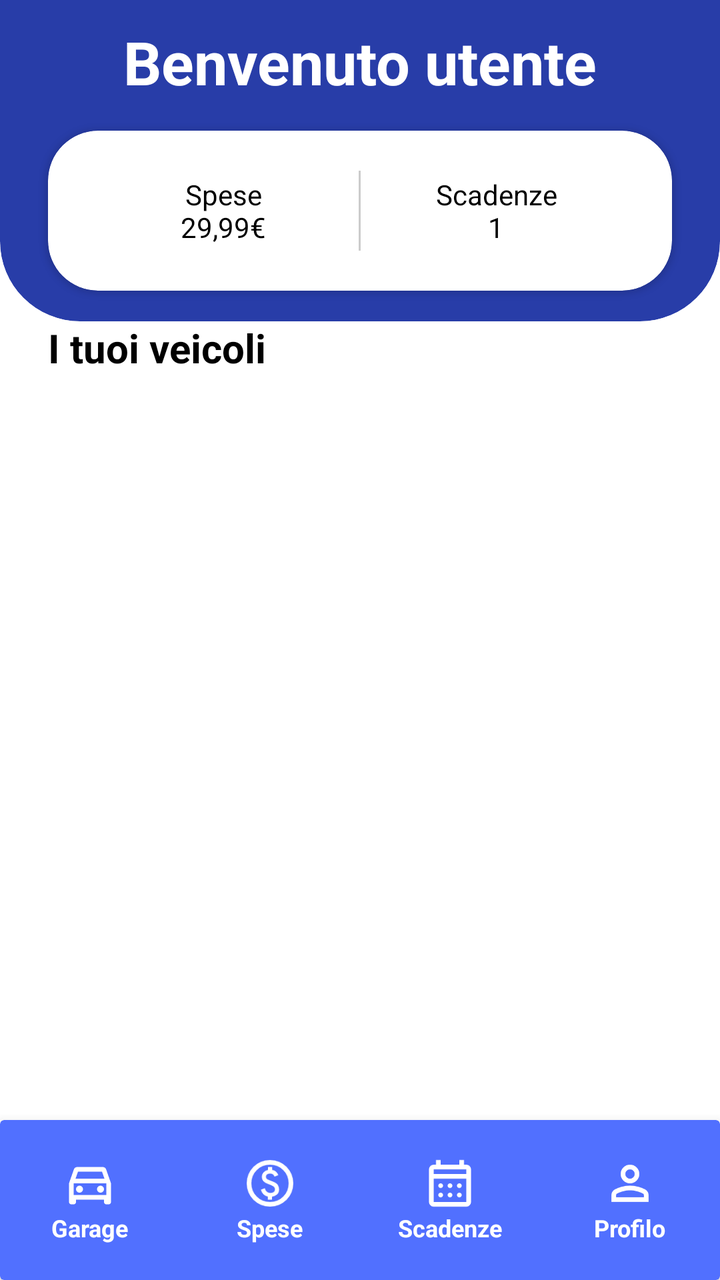
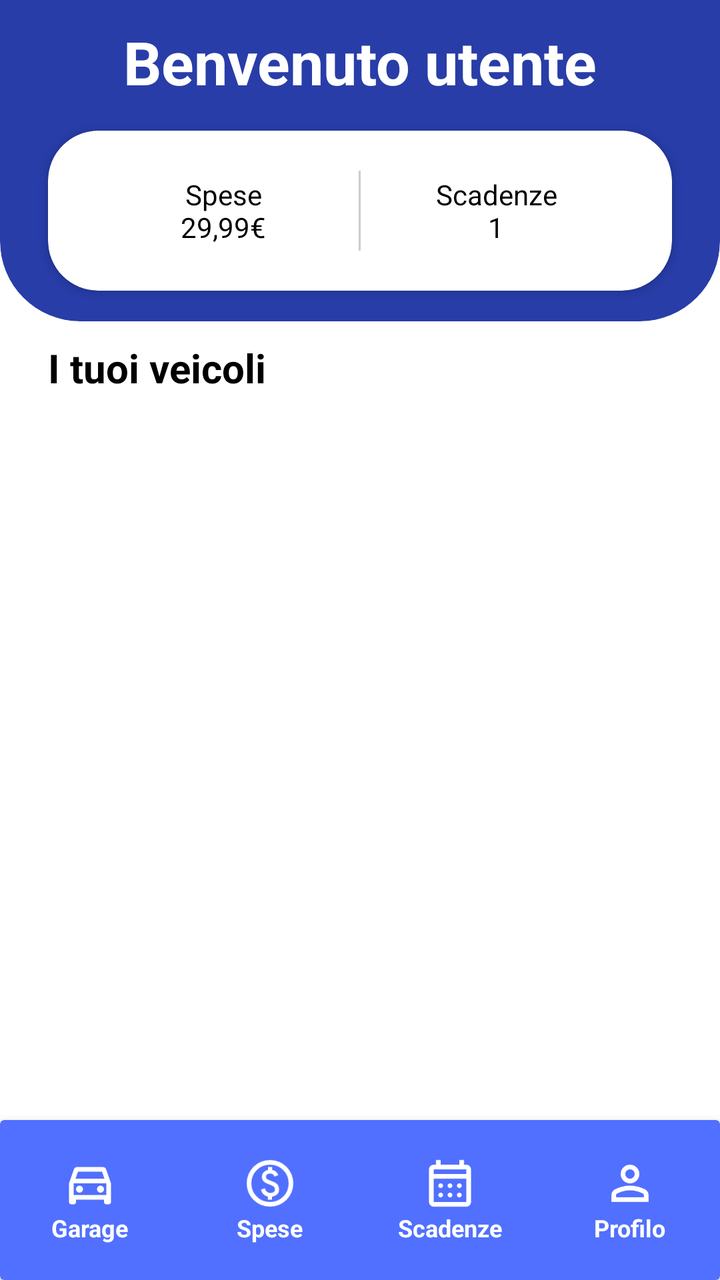

Before-and-after screenshots of an Android layout around one commit, followed by the original layout XML and the change that was made.
<!-- AndroidManifest.xml: application theme Theme.MyCarManager -->
<!-- res/layout/activity_home.xml -->
<?xml version="1.0" encoding="utf-8"?>
<androidx.constraintlayout.widget.ConstraintLayout
    xmlns:android="http://schemas.android.com/apk/res/android"
    xmlns:app="http://schemas.android.com/apk/res-auto"
    xmlns:tools="http://schemas.android.com/tools"
    android:layout_width="match_parent"
    android:layout_height="match_parent"
    android:background="@color/Bianco"
    android:id="@+id/clHome">


    
    <androidx.cardview.widget.CardView
        android:id="@+id/cvHeaderProfilo"
        android:layout_width="match_parent"
        android:layout_height="200dp"
        android:layout_marginTop="-40dp"
        app:cardBackgroundColor="@color/Blu"
        app:cardCornerRadius="40dp"
        app:cardElevation="0dp"
        app:layout_constraintTop_toTopOf="parent">

        <TextView
            android:id="@+id/tvBenvenuto"
            android:layout_width="match_parent"
            android:layout_height="wrap_content"
            android:layout_marginTop="50dp"
            android:gravity="center"
            android:text="Benvenuto utente"
            android:textColor="@color/Bianco"
            android:textSize="30dp"
            android:textStyle="bold" />
    </androidx.cardview.widget.CardView>

    
    <androidx.cardview.widget.CardView
        android:id="@+id/cvSpeseScadenze"
        android:layout_width="match_parent"
        android:layout_height="wrap_content"
        android:layout_marginHorizontal="24dp"
        app:cardCornerRadius="25dp"
        android:layout_marginBottom="15dp"
        app:layout_constraintBottom_toBottomOf="@id/cvHeaderProfilo"> 

        <LinearLayout
            android:layout_width="match_parent"
            android:layout_height="wrap_content"
            android:padding="20dp"
            android:orientation="horizontal"
            android:gravity="center">

            <TextView
                android:layout_width="0dp"
                android:layout_height="wrap_content"
                android:layout_weight="1"
                android:gravity="center"
                android:text="Spese\n29,99€"
                android:textColor="@color/Nero" />

            <View
                android:layout_width="1dp"
                android:layout_height="40dp"
                android:background="#CCCCCC" />

            <TextView
                android:layout_width="0dp"
                android:layout_height="wrap_content"
                android:layout_weight="1"
                android:gravity="center"
                android:text="Scadenze\n1"
                android:textColor="@color/Nero" />
        </LinearLayout>
    </androidx.cardview.widget.CardView>

    <TextView
        android:id="@+id/tvEsempio"
        android:layout_width="wrap_content"
        android:layout_height="wrap_content"
        android:layout_marginStart="24dp"
        android:text="I tuoi veicoli"
        android:textColor="@color/Nero"
        android:textSize="20dp"
        android:textStyle="bold"
        app:layout_constraintStart_toStartOf="parent"
        app:layout_constraintTop_toBottomOf="@id/cvHeaderProfilo" /> 

    <androidx.recyclerview.widget.RecyclerView
        android:id="@+id/rvVeicoli"
        android:layout_width="match_parent"
        android:layout_height="0dp"
        tools:listitem="@layout/item_auto"
        app:layout_constraintTop_toBottomOf="@id/tvEsempio"
        app:layout_constraintBottom_toTopOf="@id/nb" />
    <include
        android:id="@+id/nb"
        layout="@layout/item_nav_bar"
        android:layout_width="match_parent"
        android:layout_height="wrap_content"
        app:layout_constraintBottom_toBottomOf="parent" />


</androidx.constraintlayout.widget.ConstraintLayout>
<!-- res/layout/item_auto.xml (included above) -->
<?xml version="1.0" encoding="utf-8"?>
<androidx.cardview.widget.CardView xmlns:android="http://schemas.android.com/apk/res/android"
    xmlns:app="http://schemas.android.com/apk/res-auto"
    xmlns:tools="http://schemas.android.com/tools"
    android:layout_width="match_parent"
    android:layout_height="wrap_content"
    android:layout_marginHorizontal="16dp"
    android:layout_marginVertical="8dp"
    app:cardBackgroundColor="@color/Azzuro_chiaro"
    app:cardCornerRadius="40dp"
    android:id="@+id/le_tue_auto"
    >

    <androidx.constraintlayout.widget.ConstraintLayout
        android:layout_width="match_parent"
        android:layout_height="wrap_content"
        android:padding="20dp">

        
        <androidx.cardview.widget.CardView
            android:id="@+id/cvImmagineAuto"
            android:layout_width="110dp"
            android:layout_height="110dp"
            app:layout_constraintBottom_toBottomOf="parent"
            app:layout_constraintStart_toStartOf="parent"
            app:layout_constraintTop_toTopOf="parent">

            <ImageView
                android:id="@+id/ivAuto"
                android:layout_width="match_parent"
                android:layout_height="match_parent"
                android:padding="8dp"
                android:src="@drawable/ic_logout"
                 />
        </androidx.cardview.widget.CardView>

        
        <TextView
            android:id="@+id/tvNomeAuto"
            android:layout_width="0dp"
            android:layout_height="wrap_content"
            android:layout_marginStart="20dp"
            android:text="Fiat Panda"
            android:textColor="@color/Nero"
            android:textSize="24dp"
            android:textStyle="bold"
            app:layout_constraintStart_toEndOf="@id/cvImmagineAuto" />

        <TextView
            android:id="@+id/tvTargaAuto"
            android:layout_width="0dp"
            android:layout_height="wrap_content"
            android:text="AB123CD"
            android:textColor="#555555"
            android:textSize="18dp"
            android:textStyle="bold"
            app:layout_constraintEnd_toEndOf="parent"
            app:layout_constraintStart_toStartOf="@id/tvNomeAuto"
            app:layout_constraintTop_toBottomOf="@id/tvNomeAuto" />

        <TextView
            android:id="@+id/tvStatoAuto"
            android:layout_width="0dp"
            android:layout_height="wrap_content"
            android:text="Attiva"
            android:textColor="@color/Verde"
            android:textSize="18dp"
            android:textStyle="bold"
            app:layout_constraintEnd_toEndOf="parent"
            app:layout_constraintStart_toStartOf="@id/tvNomeAuto"
            app:layout_constraintTop_toBottomOf="@id/tvTargaAuto" />

        
        <ImageView
            android:id="@+id/ivIconaSveglia"
            android:layout_width="28dp"
            android:layout_height="28dp"
            android:layout_marginTop="8dp"
            android:src="@android:drawable/ic_lock_idle_alarm"
            app:layout_constraintStart_toStartOf="@id/tvNomeAuto"
            app:layout_constraintTop_toBottomOf="@id/tvStatoAuto"
            app:tint="@color/Verde" />

    </androidx.constraintlayout.widget.ConstraintLayout>
</androidx.cardview.widget.CardView>
<!-- res/layout/item_nav_bar.xml (included above) -->
<?xml version="1.0" encoding="utf-8"?>
<androidx.cardview.widget.CardView
    xmlns:android="http://schemas.android.com/apk/res/android"
    xmlns:app="http://schemas.android.com/apk/res-auto"
    xmlns:tools="http://schemas.android.com/tools"
    android:layout_width="match_parent"
    android:layout_height="120dp"
    android:layout_marginTop="-40dp"
    app:cardBackgroundColor="@color/Blu_intenso"
    app:cardElevation="8dp">

    
    <LinearLayout
        android:layout_width="match_parent"
        android:layout_height="80dp"
        android:layout_gravity="bottom"
        android:orientation="horizontal"
        android:baselineAligned="false">

        
        <LinearLayout
            android:layout_width="0dp"
            android:layout_height="match_parent"
            android:layout_weight="1"
            android:gravity="center"
            android:orientation="vertical"
            android:clickable="true"
            android:focusable="true"
            >

            <ImageView
                android:layout_width="34dp"
                android:layout_height="28dp"
                android:src="@drawable/ic_auto"
                app:tint="@color/Bianco" />
            <TextView
                android:layout_width="wrap_content"
                android:layout_height="wrap_content"
                android:text="Garage"
                android:textColor="@color/Bianco"
                android:textSize="12sp"
                android:textStyle="bold" />
        </LinearLayout>

        
        <LinearLayout
            android:layout_width="0dp"
            android:layout_height="match_parent"
            android:layout_weight="1"
            android:gravity="center"
            android:orientation="vertical"
            android:clickable="true"
            android:focusable="true"
            >
            <ImageView
                android:layout_width="28dp"
                android:layout_height="28dp"
                android:src="@drawable/ic_spese"
                app:tint="@color/Bianco" />
            <TextView
                android:layout_width="wrap_content"
                android:layout_height="wrap_content"
                android:text="Spese"
                android:textColor="@color/Bianco"
                android:textSize="12sp"
                android:textStyle="bold" />
        </LinearLayout>

        <LinearLayout
            android:layout_width="0dp"
            android:layout_height="match_parent"
            android:layout_weight="1"
            android:gravity="center"
            android:orientation="vertical"
            android:clickable="true"
            android:focusable="true"
            >
            <ImageView
                android:layout_width="28dp"
                android:layout_height="28dp"
                android:src="@drawable/ic_scadenze"
                app:tint="@color/Bianco" />
            <TextView
                android:layout_width="wrap_content"
                android:layout_height="wrap_content"
                android:text="Scadenze"
                android:textColor="@color/Bianco"
                android:textSize="12sp"
                android:textStyle="bold" />
        </LinearLayout>
        <LinearLayout
            android:layout_width="0dp"
            android:layout_height="match_parent"
            android:layout_weight="1"
            android:gravity="center"
            android:orientation="vertical"
            android:clickable="true"
            android:focusable="true"
            >
            <ImageView
                android:layout_width="28dp"
                android:layout_height="28dp"
                android:src="@drawable/ic_profilo"
                app:tint="@color/Bianco" />
            <TextView
                android:layout_width="wrap_content"
                android:layout_height="wrap_content"
                android:text="Profilo"
                android:textColor="@color/Bianco"
                android:textSize="12sp"
                android:textStyle="bold" />
        </LinearLayout>

    </LinearLayout>
</androidx.cardview.widget.CardView>
<!-- resources referenced by this layout -->
<resources>
  <color name="Azzuro_chiaro">#d4f4ff</color>
  <color name="Bianco">#ffffff</color>
  <color name="Blu">#283da8</color>
  <color name="Blu_intenso">#5170ff</color>
  <color name="Nero">#000000</color>
  <color name="Verde">#17c808</color>
  <!-- drawable ic_auto (drawable) -->
  <vector xmlns:android="http://schemas.android.com/apk/res/android"
      android:width="24dp"
      android:height="24dp"
      android:viewportWidth="960"
      android:viewportHeight="960"
      android:tint="?attr/colorControlNormal">
    <path
        android:fillColor="@android:color/white"
        android:pathData="M240,760L240,800Q240,817 228.5,828.5Q217,840 200,840L160,840Q143,840 131.5,828.5Q120,817 120,800L120,480L204,240Q210,222 225.5,211Q241,200 260,200L700,200Q719,200 734.5,211Q750,222 756,240L840,480L840,800Q840,817 828.5,828.5Q817,840 800,840L760,840Q743,840 731.5,828.5Q720,817 720,800L720,760L240,760ZM232,400L728,400L686,280L274,280L232,400ZM200,480L200,480L200,680L200,680L200,480ZM300,640Q325,640 342.5,622.5Q360,605 360,580Q360,555 342.5,537.5Q325,520 300,520Q275,520 257.5,537.5Q240,555 240,580Q240,605 257.5,622.5Q275,640 300,640ZM660,640Q685,640 702.5,622.5Q720,605 720,580Q720,555 702.5,537.5Q685,520 660,520Q635,520 617.5,537.5Q600,555 600,580Q600,605 617.5,622.5Q635,640 660,640ZM200,680L760,680L760,480L200,480L200,680Z"/>
  </vector>
  <!-- drawable ic_logout (drawable) -->
  <vector xmlns:android="http://schemas.android.com/apk/res/android"
      android:width="24dp"
      android:height="24dp"
      android:viewportWidth="960"
      android:viewportHeight="960"
      android:tint="?attr/colorControlNormal"
      android:autoMirrored="true">
    <path
        android:fillColor="@android:color/white"
        android:pathData="M200,840Q167,840 143.5,816.5Q120,793 120,760L120,200Q120,167 143.5,143.5Q167,120 200,120L480,120L480,200L200,200Q200,200 200,200Q200,200 200,200L200,760Q200,760 200,760Q200,760 200,760L480,760L480,840L200,840ZM640,680L585,622L687,520L360,520L360,440L687,440L585,338L640,280L840,480L640,680Z"/>
  </vector>
  <style name="Theme.MyCarManager" parent="Base.Theme.MyCarManager" />
  <style name="Base.Theme.MyCarManager" parent="Theme.Material3.DayNight.NoActionBar">
          
          <item name="android:statusBarColor">@color/Blu</item>
          <item name="android:windowLightStatusBar">false</item>
          <item name="colorPrimary">@color/Blu</item>
          <item name="colorAccent">@color/Blu_scuro</item>
          <item name="colorOnPrimary">@color/Bianco</item>
          <item name="colorSecondary">@color/Blu_scuro</item>
          <item name="colorOnSecondary">@color/Nero</item>
          
          <item name="colorControlActivated">@color/Blu_chiaro</item>
          
          <item name="android:textColorHighlight">@color/Blu_intenso</item>
      </style>
  <color name="Blu_scuro">#0f1b6e</color>
  <color name="Blu_chiaro">#abb9fd</color>
  <!-- unchanged entries left out for length: 3 -->
</resources>

<!-- the commit's change to res/layout/activity_home.xml (unified diff, before → after) -->
@@ -79,6 +79,7 @@
         android:layout_marginStart="24dp"
         android:text="I tuoi veicoli"
         android:textColor="@color/Nero"
+        android:paddingTop="10dp"
         android:textSize="20dp"
         android:textStyle="bold"
         app:layout_constraintStart_toStartOf="parent"
